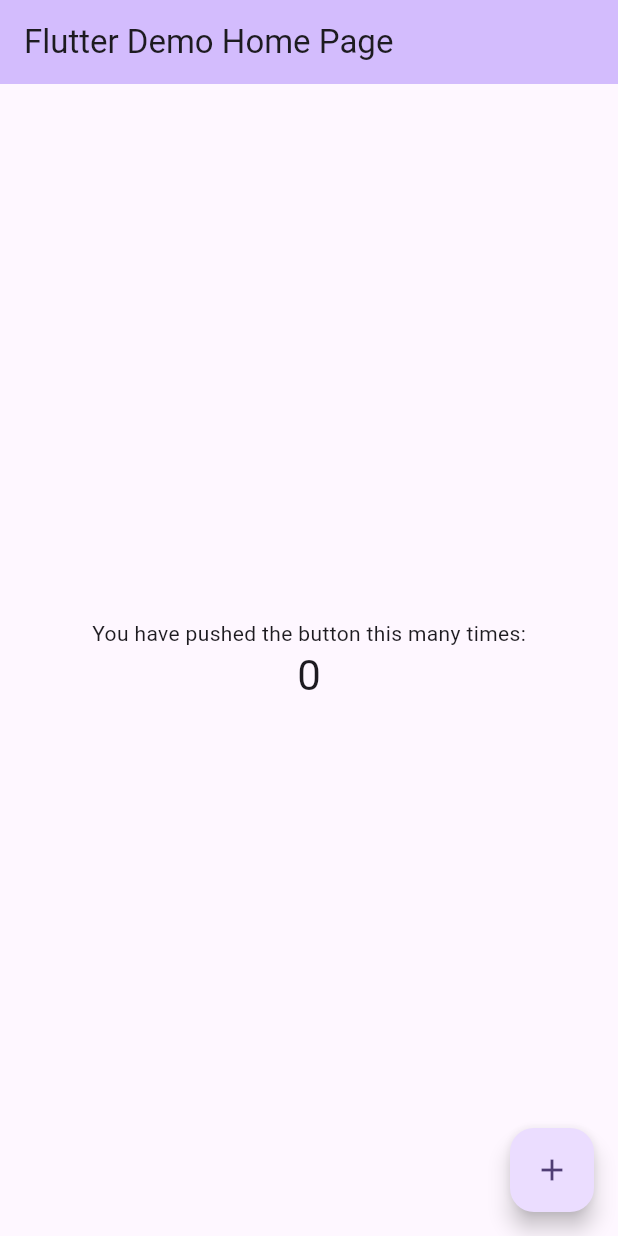
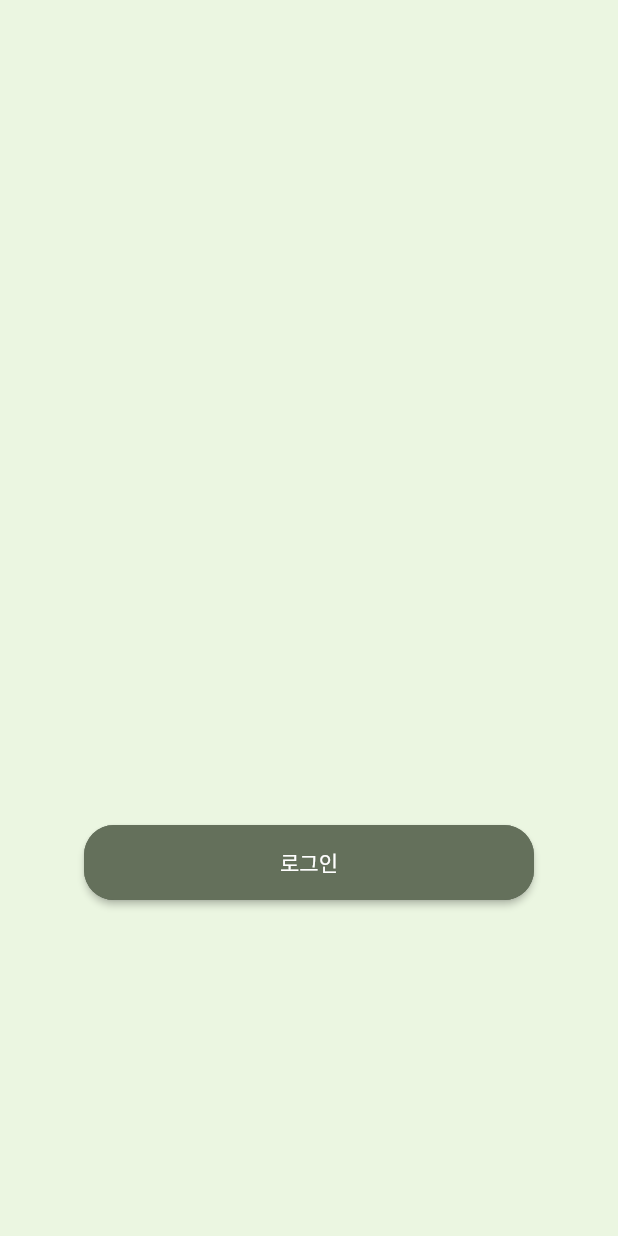
Before and after one commit to Life-Logs/flutter_app, a Flutter app: the screen it shows after launch, on a phone screen of 412 x 824 dp. Run offline on Flutter 3.47's test engine with Material 2 defaults, Android fonts, the phone set to English and light mode, and no system bars.

Commit message:
feat: add login button (home screen)

```diff
--- a/lib/main.dart
+++ b/lib/main.dart
@@ -1,4 +1,5 @@
 import 'package:flutter/material.dart';
+import 'package:lifelog/screen/home_screen.dart';
 
 void main() {
   runApp(const MyApp());
@@ -10,116 +11,8 @@ class MyApp extends StatelessWidget {
   // This widget is the root of your application.
   @override
   Widget build(BuildContext context) {
-    return MaterialApp(
-      title: 'Flutter Demo',
-      theme: ThemeData(
-        // This is the theme of your application.
-        //
-        // TRY THIS: Try running your application with "flutter run". You'll see
-        // the application has a blue toolbar. Then, without quitting the app,
-        // try changing the seedColor in the colorScheme below to Colors.green
-        // and then invoke "hot reload" (save your changes or press the "hot
-        // reload" button in a Flutter-supported IDE, or press "r" if you used
-        // the command line to start the app).
-        //
-        // Notice that the counter didn't reset back to zero; the application
-        // state is not lost during the reload. To reset the state, use hot
-        // restart instead.
-        //
-        // This works for code too, not just values: Most code changes can be
-        // tested with just a hot reload.
-        colorScheme: ColorScheme.fromSeed(seedColor: Colors.deepPurple),
-        useMaterial3: true,
-      ),
-      home: const MyHomePage(title: 'Flutter Demo Home Page'),
+    return const MaterialApp(
+      home: HomeScreen(),
     );
   }
 }
-
-class MyHomePage extends StatefulWidget {
-  const MyHomePage({super.key, required this.title});
-
-  // This widget is the home page of your application. It is stateful, meaning
-  // that it has a State object (defined below) that contains fields that affect
-  // how it looks.
-
-  // This class is the configuration for the state. It holds the values (in this
-  // case the title) provided by the parent (in this case the App widget) and
-  // used by the build method of the State. Fields in a Widget subclass are
-  // always marked "final".
-
-  final String title;
-
-  @override
-  State<MyHomePage> createState() => _MyHomePageState();
-}
-
-class _MyHomePageState extends State<MyHomePage> {
-  int _counter = 0;
-
-  void _incrementCounter() {
-    setState(() {
-      // This call to setState tells the Flutter framework that something has
-      // changed in this State, which causes it to rerun the build method below
-      // so that the display can reflect the updated values. If we changed
-      // _counter without calling setState(), then the build method would not be
-      // called again, and so nothing would appear to happen.
-      _counter++;
-    });
-  }
-
-  @override
-  Widget build(BuildContext context) {
-    // This method is rerun every time setState is called, for instance as done
-    // by the _incrementCounter method above.
-    //
-    // The Flutter framework has been optimized to make rerunning build methods
-    // fast, so that you can just rebuild anything that needs updating rather
-    // than having to individually change instances of widgets.
-    return Scaffold(
-      appBar: AppBar(
-        // TRY THIS: Try changing the color here to a specific color (to
-        // Colors.amber, perhaps?) and trigger a hot reload to see the AppBar
-        // change color while the other colors stay the same.
-        backgroundColor: Theme.of(context).colorScheme.inversePrimary,
-        // Here we take the value from the MyHomePage object that was created by
-        // the App.build method, and use it to set our appbar title.
-        title: Text(widget.title),
-      ),
-      body: Center(
-        // Center is a layout widget. It takes a single child and positions it
-        // in the middle of the parent.
-        child: Column(
-          // Column is also a layout widget. It takes a list of children and
-          // arranges them vertically. By default, it sizes itself to fit its
-          // children horizontally, and tries to be as tall as its parent.
-          //
-          // Column has various properties to control how it sizes itself and
-          // how it positions its children. Here we use mainAxisAlignment to
-          // center the children vertically; the main axis here is the vertical
-          // axis because Columns are vertical (the cross axis would be
-          // horizontal).
-          //
-          // TRY THIS: Invoke "debug painting" (choose the "Toggle Debug Paint"
-          // action in the IDE, or press "p" in the console), to see the
-          // wireframe for each widget.
-          mainAxisAlignment: MainAxisAlignment.center,
-          children: <Widget>[
-            const Text(
-              'You have pushed the button this many times:',
-            ),
-            Text(
-              '$_counter',
-              style: Theme.of(context).textTheme.headlineMedium,
-            ),
-          ],
-        ),
-      ),
-      floatingActionButton: FloatingActionButton(
-        onPressed: _incrementCounter,
-        tooltip: 'Increment',
-        child: const Icon(Icons.add),
-      ), // This trailing comma makes auto-formatting nicer for build methods.
-    );
-  }
-}
--- /dev/null
+++ b/lib/screen/home_screen.dart
@@ -0,0 +1,47 @@
+import 'package:flutter/material.dart';
+import 'package:lifelog/screen/routine_screen.dart';
+
+class HomeScreen extends StatelessWidget {
+  const HomeScreen({super.key});
+
+  @override
+  Widget build(BuildContext context) {
+    return Scaffold(
+      backgroundColor: const Color(0xffebf6e1),
+      body: Column(
+        children: [
+          const SizedBox(height: 550),
+          Center(
+            child: Container(
+              width: 300,
+              height: 50,
+              decoration: BoxDecoration(
+                color: const Color(0xff64705B),
+                borderRadius: BorderRadius.circular(20.0),
+              ),
+              child: ElevatedButton(
+                onPressed: () {
+                  Navigator.push(
+                      context,
+                      MaterialPageRoute(
+                        builder: ((context) => const RoutineScreen()),
+                      ));
+                },
+                style: ElevatedButton.styleFrom(
+                  backgroundColor: const Color(0xff64705B),
+                  shape: RoundedRectangleBorder(
+                    borderRadius: BorderRadius.circular(20.0),
+                  ),
+                ),
+                child: const Text(
+                  '로그인',
+                  style: TextStyle(color: Colors.white),
+                ),
+              ),
+            ),
+          ),
+        ],
+      ),
+    );
+  }
+}
```
